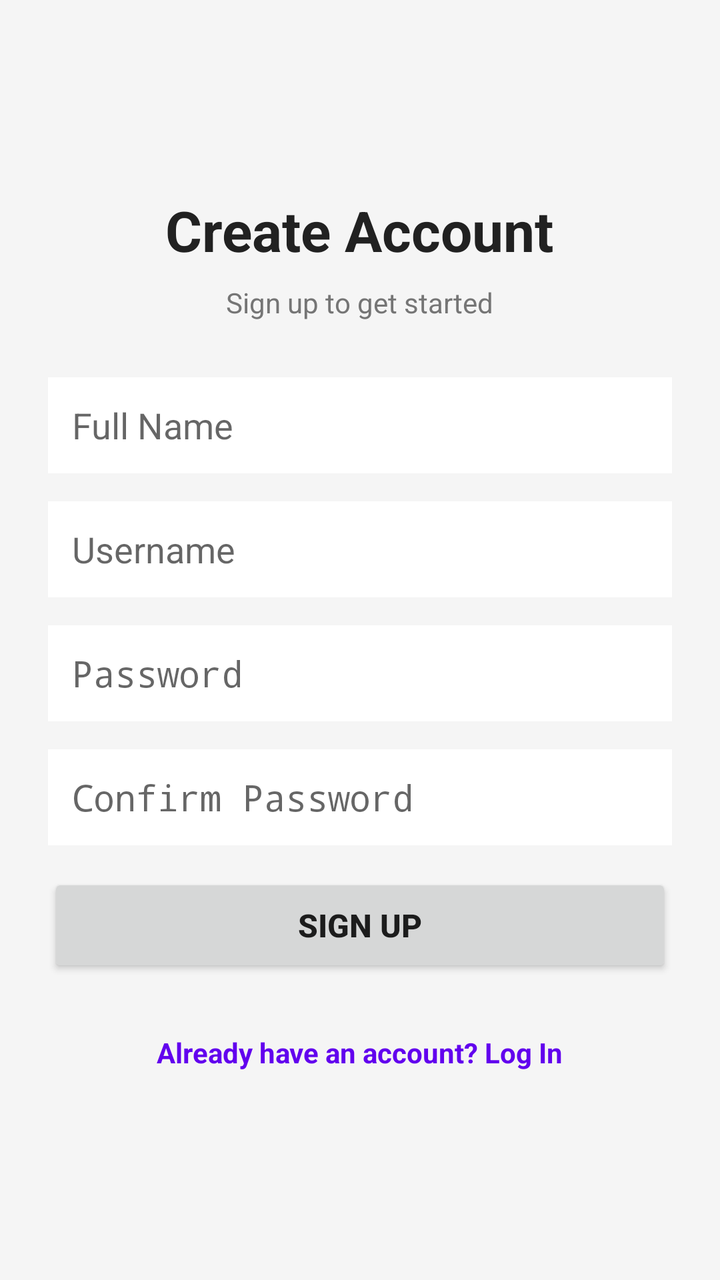
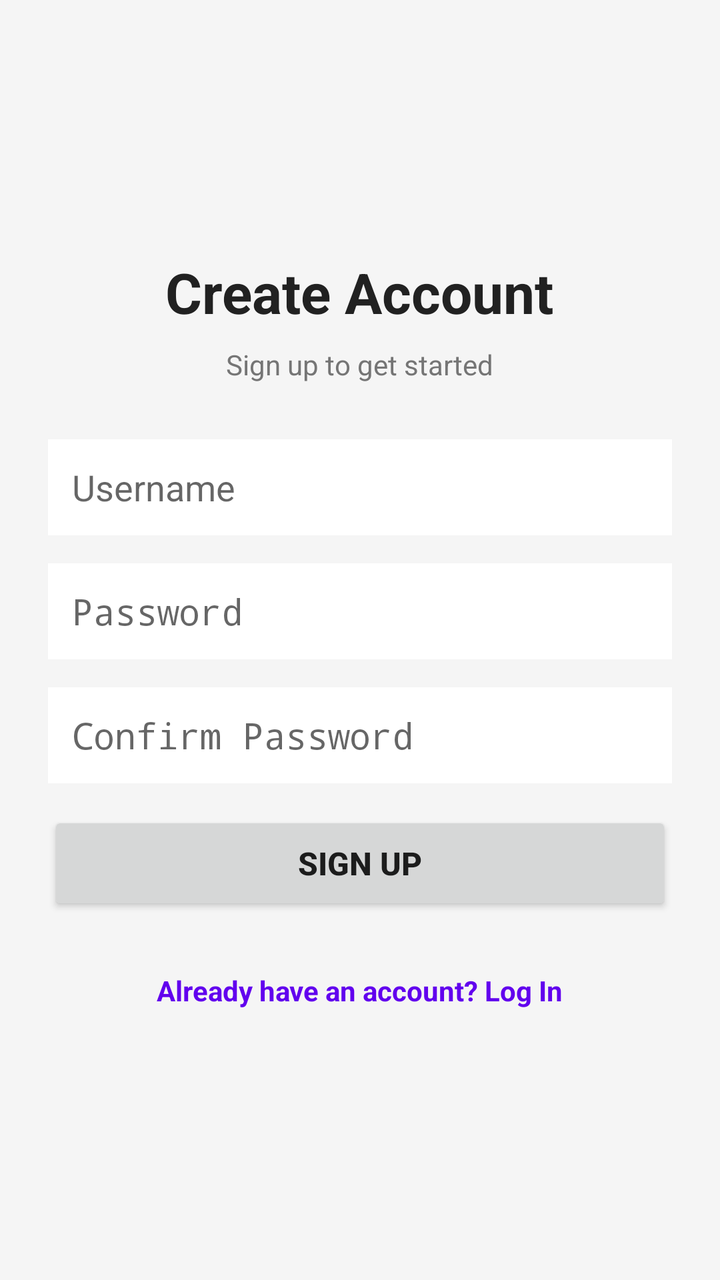

The first picture is an Android layout as it rendered before a commit; the second is the same layout after the commit. The layout source and the unified diff follow.
<!-- AndroidManifest.xml: application theme Theme.Game -->
<!-- res/layout/activity_signup.xml -->
<?xml version="1.0" encoding="utf-8"?>
<ScrollView xmlns:android="http://schemas.android.com/apk/res/android"
    android:layout_width="match_parent"
    android:layout_height="match_parent"
    android:fillViewport="true"
    android:background="#F5F5F5">

    <LinearLayout
        android:layout_width="match_parent"
        android:layout_height="wrap_content"
        android:orientation="vertical"
        android:gravity="center"
        android:padding="24dp">

        <TextView
            android:layout_width="wrap_content"
            android:layout_height="wrap_content"
            android:text="Create Account"
            android:textSize="28sp"
            android:textStyle="bold"
            android:textColor="#212121"
            android:layout_marginBottom="8dp" />

        <TextView
            android:layout_width="wrap_content"
            android:layout_height="wrap_content"
            android:text="Sign up to get started"
            android:textSize="14sp"
            android:textColor="#757575"
            android:layout_marginBottom="28dp" />

        <EditText
            android:id="@+id/etFullName"
            android:layout_width="match_parent"
            android:layout_height="48dp"
            android:hint="Full Name"
            android:inputType="textPersonName"
            android:padding="12dp"
            android:background="#FFFFFF"
            android:textColor="#212121"
            android:layout_marginBottom="14dp" />

        <EditText
            android:id="@+id/etUsername"
            android:layout_width="match_parent"
            android:layout_height="48dp"
            android:hint="Username"
            android:inputType="text"
            android:padding="12dp"
            android:background="#FFFFFF"
            android:textColor="#212121"
            android:layout_marginBottom="14dp" />

        <EditText
            android:id="@+id/etPassword"
            android:layout_width="match_parent"
            android:layout_height="48dp"
            android:hint="Password"
            android:inputType="textPassword"
            android:padding="12dp"
            android:background="#FFFFFF"
            android:textColor="#212121"
            android:layout_marginBottom="14dp" />

        <EditText
            android:id="@+id/etConfirmPassword"
            android:layout_width="match_parent"
            android:layout_height="48dp"
            android:hint="Confirm Password"
            android:inputType="textPassword"
            android:padding="12dp"
            android:background="#FFFFFF"
            android:textColor="#212121"
            android:layout_marginBottom="14dp" />

        <TextView
            android:id="@+id/tvErrorMessage"
            android:layout_width="wrap_content"
            android:layout_height="wrap_content"
            android:textColor="#D32F2F"
            android:textSize="14sp"
            android:visibility="gone"
            android:layout_marginBottom="16dp" />

        <Button
            android:id="@+id/btnSignUp"
            android:layout_width="match_parent"
            android:layout_height="52dp"
            android:text="SIGN UP"
            android:textSize="16sp"
            android:textStyle="bold"
            android:layout_marginBottom="20dp" />

        <TextView
            android:id="@+id/tvGoToLogin"
            android:layout_width="wrap_content"
            android:layout_height="wrap_content"
            android:text="Already have an account? Log In"
            android:textSize="14sp"
            android:textStyle="bold"
            android:textColor="#6200EE"
            android:padding="8dp" />

    </LinearLayout>
</ScrollView>
<!-- resources referenced by this layout -->
<resources>
  <style name="Theme.Game" parent="android:Theme.Material.Light.NoActionBar" />
</resources>

<!-- the commit's change to res/layout/activity_signup.xml (unified diff, before → after) -->
@@ -28,17 +28,6 @@
             android:textSize="14sp"
             android:textColor="#757575"
             android:layout_marginBottom="28dp" />
-
-        <EditText
-            android:id="@+id/etFullName"
-            android:layout_width="match_parent"
-            android:layout_height="48dp"
-            android:hint="Full Name"
-            android:inputType="textPersonName"
-            android:padding="12dp"
-            android:background="#FFFFFF"
-            android:textColor="#212121"
-            android:layout_marginBottom="14dp" />
 
         <EditText
             android:id="@+id/etUsername"
